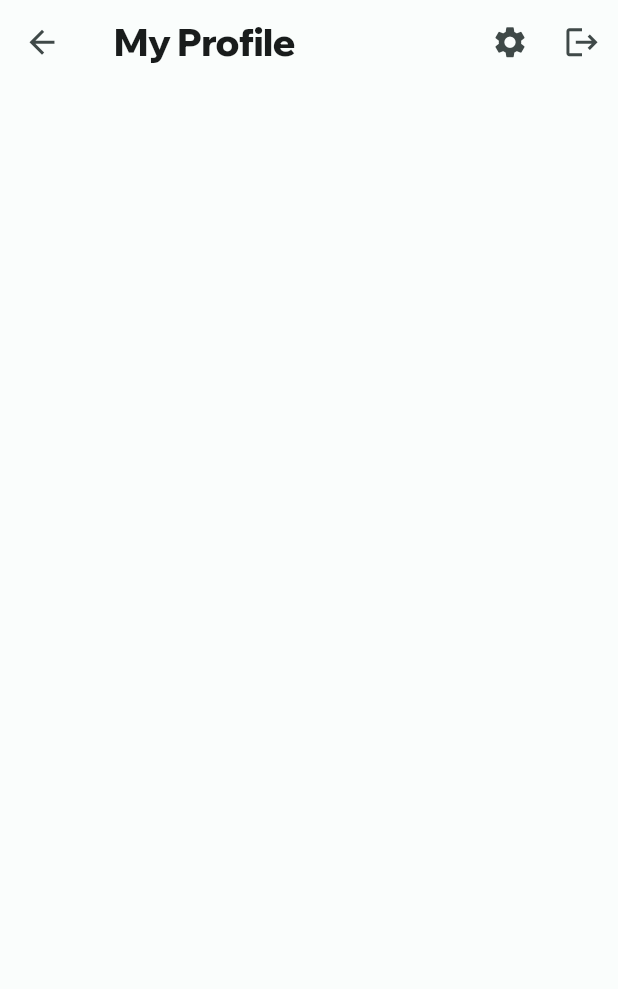
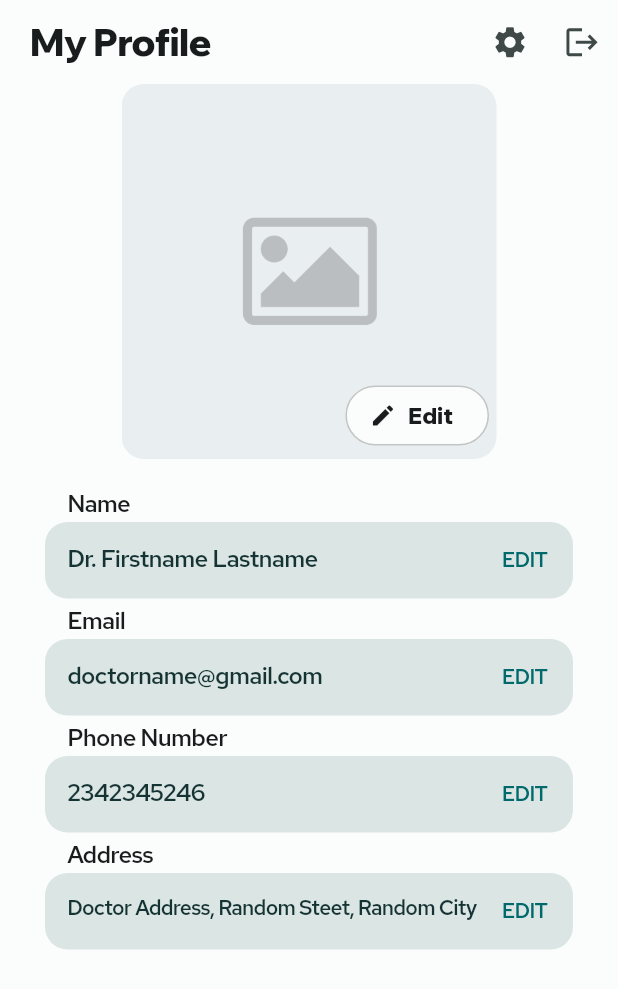
Before and after one commit to PremjithK/PROJECT_yu_health_doctors, a Flutter app: the ProfilePage screen opened directly, on a phone screen of 412 x 824 dp. Shown: the top 989 px of the screen. Run offline on Flutter 3.47's test engine with Material 2 defaults, Android fonts, the light colour scheme and no system bars; our stand-ins replace bloc, font_awesome_flutter, get; generated files the repository leaves out were written again.

Commit message:
Redesgined profile fields

```diff
--- a/lib/custom_widgets/buttons.dart
+++ b/lib/custom_widgets/buttons.dart
@@ -41,7 +41,7 @@ class MyTextButton extends StatelessWidget {
         label,
         style: TextStyle(
           color: Theme.of(context).colorScheme.primary,
-          fontFamily: primaryFont,
+          fontFamily: secondaryFont,
           fontWeight: FontWeight.w600,
           fontSize: TextSizes.b2,
         ),
--- a/lib/custom_widgets/profile_field.dart
+++ b/lib/custom_widgets/profile_field.dart
@@ -1,43 +1,86 @@
 import 'package:flutter/material.dart';
 import 'package:yu_health_doctors/config/text_sizes.dart';
 import 'package:yu_health_doctors/config/theme.dart';
+import 'package:yu_health_doctors/custom_widgets/spacing.dart';
 import 'package:yu_health_doctors/custom_widgets/text.dart';
 
 class ProfileField extends StatelessWidget {
   const ProfileField({
     required this.value,
     required this.onEdit,
+    this.textSize,
+    this.title = '',
     super.key,
   });
 
   final String value;
+  final String title;
+  final double? textSize;
   final void Function()? onEdit;
 
   @override
   Widget build(BuildContext context) {
     final theme = Theme.of(context).colorScheme;
 
-    return Row(
+    return Column(
+      mainAxisSize: MainAxisSize.min,
+      crossAxisAlignment: CrossAxisAlignment.start,
+      children: [
+        if (title != '')
+          Row(
+            mainAxisSize: MainAxisSize.min,
+            children: [
+              widthspace(15),
+              MyLabel(
+                text: title,
+                size: TextSizes.b1,
+                letterSpacing: -0.5,
+                weight: FontWeight.w600,
+              ),
+            ],
+          )
+        else
+          const SizedBox(),
+        heightspace(3),
+        Container(
+          padding: const EdgeInsets.all(15),
+          decoration: BoxDecoration(
+            borderRadius: BorderRadius.circular(15),
+            color: theme.surfaceVariant,
+          ),
+          child: Row(
+            crossAxisAlignment: CrossAxisAlignment.start,
             mainAxisAlignment: MainAxisAlignment.spaceBetween,
             children: [
-        MyLabel(
+              Expanded(
+                child: MyLabel(
                   text: value,
+                  color: theme.onPrimaryContainer.withOpacity(0.9),
                   weight: FontWeight.w500,
                   fontFamily: secondaryFont,
                   letterSpacing: -0.5,
-          size: TextSizes.h6,
+                  size: textSize ?? TextSizes.b1,
                 ),
+              ),
+              widthspace(10),
               InkWell(
                 onTap: onEdit,
+                child: Ink(
+                  padding: const EdgeInsets.all(2),
                   child: MyLabel(
-            text: 'Edit',
+                    text: 'EDIT',
                     weight: FontWeight.w500,
                     fontFamily: secondaryFont,
                     color: theme.primary,
                     letterSpacing: -0.5,
-            size: TextSizes.b1,
+                    size: TextSizes.b2,
                   ),
                 ),
+              ),
+            ],
+          ),
+        ),
+        heightspace(5),
       ],
     );
   }
--- a/lib/custom_widgets/text_fields.dart
+++ b/lib/custom_widgets/text_fields.dart
@@ -249,6 +249,8 @@ class _MyDateFormFieldState extends State<MyDateFormField> {
         prefixIcon: (widget.prefixIcon != null) ? widthspace(60, widget.prefixIcon) : null,
         prefix: (widget.prefixIcon != null) ? widthspace(0) : widthspace(10),
         suffix: widthspace(10),
+
+        // Inner padding
         contentPadding: const EdgeInsets.all(textFormFieldPadding),
       ),
     );
--- a/lib/screens/profile_page/view/profile_page.dart
+++ b/lib/screens/profile_page/view/profile_page.dart
@@ -1,4 +1,9 @@
 import 'package:flutter/material.dart';
+import 'package:yu_health_doctors/config/text_sizes.dart';
+import 'package:yu_health_doctors/config/ui_sizes.dart';
+import 'package:yu_health_doctors/custom_widgets/profile_field.dart';
+import 'package:yu_health_doctors/custom_widgets/profile_picture_large.dart';
+import 'package:yu_health_doctors/custom_widgets/spacing.dart';
 
 class ProfilePage extends StatelessWidget {
   const ProfilePage({super.key});
@@ -8,6 +13,8 @@ class ProfilePage extends StatelessWidget {
     final theme = Theme.of(context).colorScheme;
     return Scaffold(
       appBar: AppBar(
+        scrolledUnderElevation: 0,
+        automaticallyImplyLeading: false,
         titleSpacing: 20,
         title: Text(
           'My Profile',
@@ -19,9 +26,56 @@ class ProfilePage extends StatelessWidget {
         ],
       ),
       backgroundColor: theme.background,
-      body: const SafeArea(
-        child: Column(
-          children: [],
+      body: SafeArea(
+        child: ListView(
+          physics: const BouncingScrollPhysics(),
+          padding: const EdgeInsets.symmetric(horizontal: globalInnerScreenPaddingX),
+          children: [
+            const Center(
+              child: ProfilePictureLarge(
+                isEditable: true,
+                imageURL: '',
+                height: 250,
+                width: 250,
+              ),
+            ),
+
+            // Doctor Information
+            heightspace(20),
+
+            SizedBox(
+              height: 500,
+              child: Column(
+                mainAxisAlignment: MainAxisAlignment.spaceEvenly,
+                children: [
+                  ProfileField(
+                    title: 'Name',
+                    value: 'Dr. Firstname Lastname',
+                    textSize: TextSizes.b1,
+                    onEdit: () {},
+                  ),
+                  ProfileField(
+                    title: 'Email',
+                    value: 'doctorname@gmail.com',
+                    onEdit: () {},
+                  ),
+                  ProfileField(
+                    title: 'Phone Number',
+                    value: '2342345246',
+                    onEdit: () {},
+                  ),
+                  Expanded(
+                    child: ProfileField(
+                      title: 'Address',
+                      value: 'Doctor Address, Random Steet, Random City',
+                      textSize: TextSizes.b2,
+                      onEdit: () {},
+                    ),
+                  ),
+                ],
+              ),
+            ),
+          ],
         ),
       ),
     );
```
Also changed, not shown: lib/custom_widgets/stats_container.dart (added, +21 -0 lines), lib/screens/dashboard_page/view/dashboard_page.dart (+2 -8 lines), lib/screens/patients_page/view/patients_page.dart (+18 -2 lines), lib/screens/dashboard_page/dashboard_page.dart (renamed from lib/screens/dashboard_page/dashbaord.dart), lib/screens/home_page/home_page.dart (renamed from lib/screens/home_page/home.dart). Lines whose indentation alone changed are shown as unchanged.
